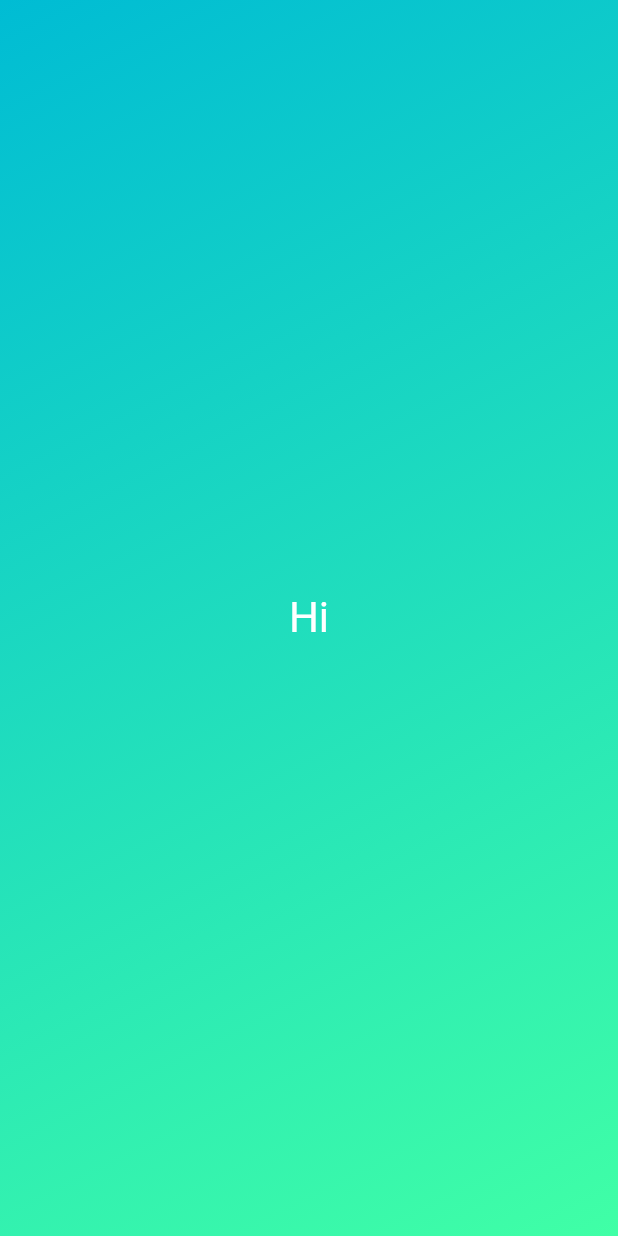
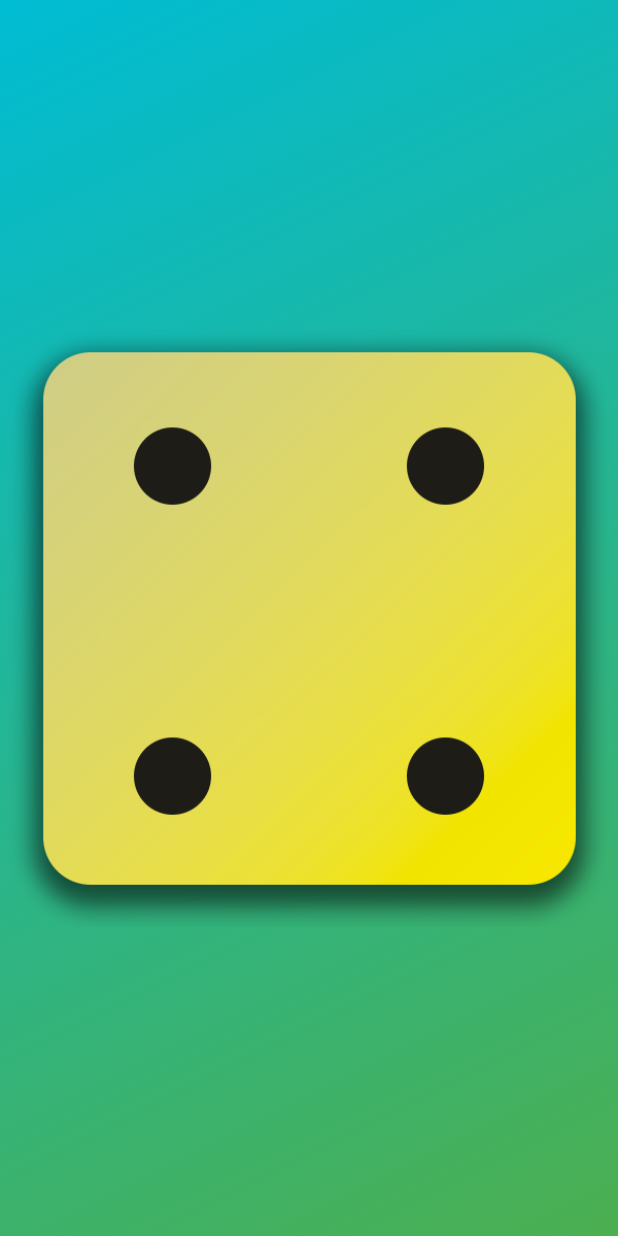
Before and after one commit to maithanhtrong1113/dartCourse, a Flutter app: the screen it shows after launch, on a phone screen of 412 x 824 dp. Run offline on Flutter 3.47's test engine with Material 2 defaults, Android fonts, the phone set to English and light mode, and no system bars.

```diff
--- a/lib/gradient_container.dart
+++ b/lib/gradient_container.dart
@@ -2,19 +2,21 @@ import 'package:flutter/material.dart';
 import 'package:frist_app/style_text.dart';
 
 class GradientContainer extends StatelessWidget {
-  const GradientContainer({super.key});
+  const GradientContainer(this.color1, this.color2, {super.key});
+  final Color color1;
+  final Color color2;
   @override
   Widget build(context) {
     return Container(
-      decoration: const BoxDecoration(
+      decoration: BoxDecoration(
         gradient: LinearGradient(
-          colors: [Colors.cyan, Color.fromARGB(255, 64, 255, 166)],
+          colors: [color1, color2],
           begin: Alignment.topLeft,
           end: Alignment.bottomRight,
         ),
       ),
-      child: const Center(
-        child: StyleText('Hi'),
+      child: Center(
+        child: Image.asset('assets/images/dice-4.png'),
       ),
     );
   }
--- a/lib/main.dart
+++ b/lib/main.dart
@@ -6,7 +6,7 @@ void main() {
     const MaterialApp(
       home: Scaffold(
         backgroundColor: Colors.cyan,
-        body: GradientContainer(),
+        body: GradientContainer(Colors.cyan, Colors.green),
       ),
     ),
   );
```
Also changed, not shown: pubspec.yaml (+9 -7 lines), assets/images/dice-1.png (added), assets/images/dice-2.png (added), assets/images/dice-3.png (added), assets/images/dice-4.png (added), assets/images/dice-5.png (added), assets/images/dice-6.png (added).
